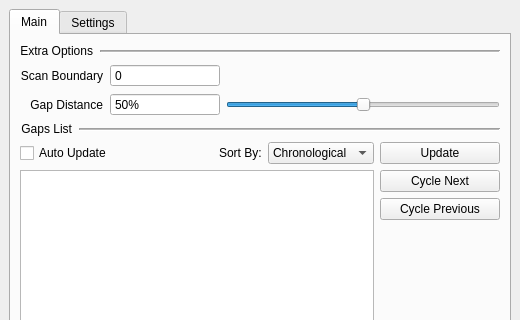
Above: gapframes_testing/ui_dev/GapframesPanel_dev_v03.ui from kalogane/gapframes before the change; both pictures show x 0 to 520 and y 0 to 320 of the 520 by 652 pixel window. Below: the same form after it.
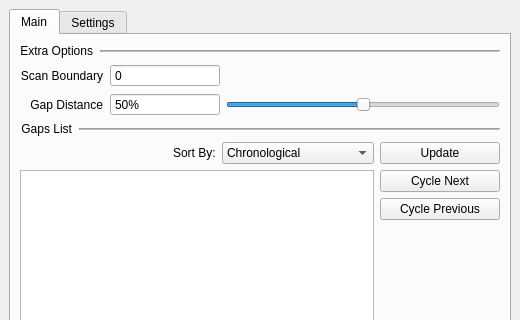
That is the form after the change.

Commit message: removing Auto Update checkbox, addressing UI-related TODOs, minor improvs, integrating a new Communicator signal for printing out UI item names

```diff
--- a/gapframes_testing/ui_dev/GapframesPanel_dev_v03.ui
+++ b/gapframes_testing/ui_dev/GapframesPanel_dev_v03.ui
@@ -297,23 +297,13 @@
           </item>
           <item row="0" column="0">
            <layout class="QHBoxLayout" name="gapsList_settings_layout">
-            <item>
-             <widget class="QCheckBox" name="gapsList_autoUpdate_checkBox">
-              <property name="toolTip">
-               <string>&lt;html&gt;&lt;head/&gt;&lt;body&gt;&lt;p&gt;Enable automatic updating of the list whenever the Viewer timeline changes.&lt;/p&gt;&lt;/body&gt;&lt;/html&gt;</string>
-              </property>
-              <property name="text">
-               <string>Auto Update</string>
-              </property>
-             </widget>
-            </item>
             <item>
              <spacer name="gapsList_settings_spacer">
               <property name="orientation">
                <enum>Qt::Horizontal</enum>
               </property>
               <property name="sizeType">
-               <enum>QSizePolicy::MinimumExpanding</enum>
+               <enum>QSizePolicy::Expanding</enum>
               </property>
               <property name="sizeHint" stdset="0">
                <size>
```
Left out of the diff: 1 changed line with no effect on the pictures. The commit also changes 7 other files.
